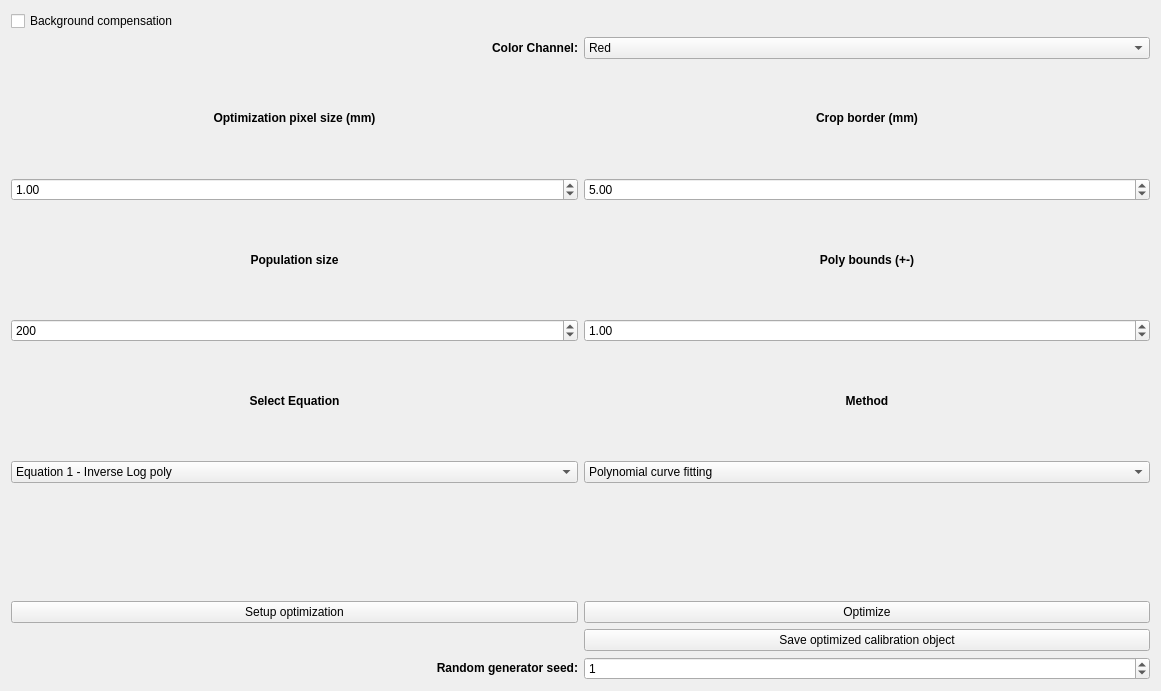
Above: pyplanscoring/qt_ui/evo_widget.ui from victorgabr/pps before the change. Below: the same form after it.
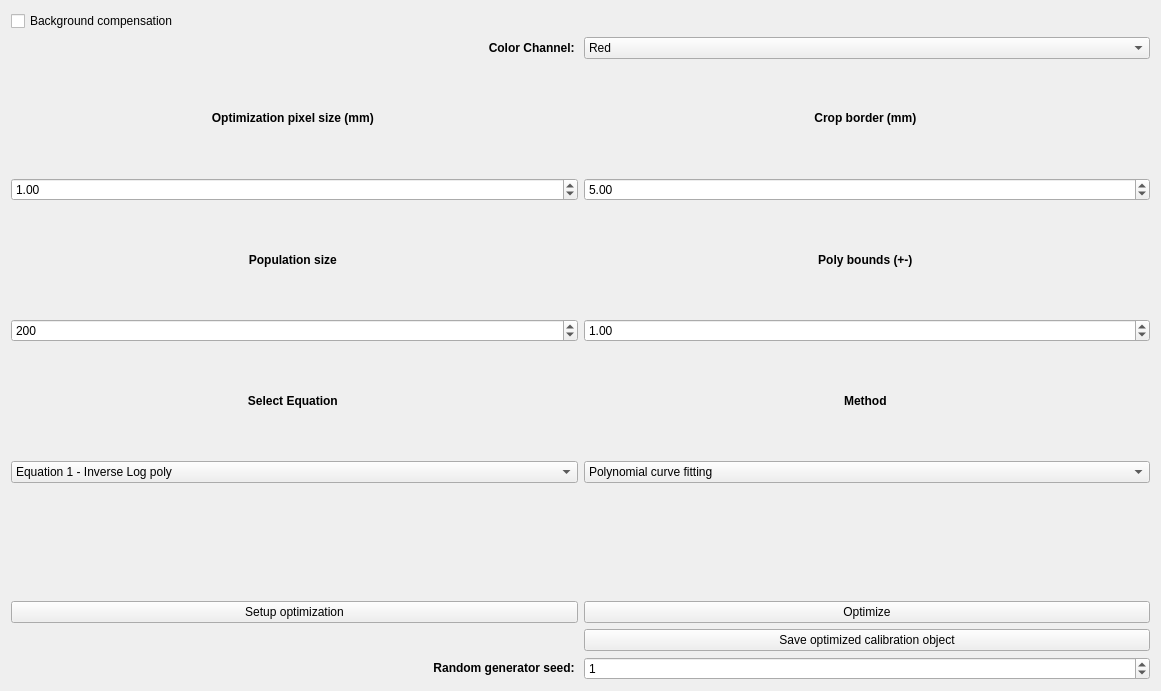
That is the form after the change.

The edit to the form file:
```diff
--- a/pyplanscoring/qt_ui/evo_widget.ui
+++ b/pyplanscoring/qt_ui/evo_widget.ui
@@ -36,7 +36,8 @@
                     <property name="text">
                         <string>&lt;html&gt;&lt;head/&gt;&lt;body&gt;&lt;p align=&quot;center&quot;&gt;&lt;span style=&quot;
                             font-weight:600;&quot;&gt;Population
-                            size&lt;/span&gt;&lt;/p&gt;&lt;/body&gt;&lt;/html&gt;</string>
+                            size&lt;/span&gt;&lt;/p&gt;&lt;/body&gt;&lt;/html&gt;
+                        </string>
                     </property>
                 </widget>
             </item>
@@ -54,7 +55,8 @@
                 <widget class="QLabel" name="label_2">
                     <property name="text">
                         <string>&lt;html&gt;&lt;head/&gt;&lt;body&gt;&lt;p align=&quot;center&quot;&gt;&lt;span style=&quot;
-                            font-weight:600;&quot;&gt;Optimization pixel size (mm)&lt;/span&gt;&lt;/p&gt;&lt;/body&gt;&lt;/html&gt;</string>
+                            font-weight:600;&quot;&gt;Optimization pixel size (mm)&lt;/span&gt;&lt;/p&gt;&lt;/body&gt;&lt;/html&gt;
+                        </string>
                     </property>
                 </widget>
             </item>
@@ -106,7 +108,8 @@
                     <property name="text">
                         <string>&lt;html&gt;&lt;head/&gt;&lt;body&gt;&lt;p align=&quot;right&quot;&gt;&lt;span style=&quot;
                             font-weight:600;&quot;&gt;Color
-                            Channel:&lt;/span&gt;&lt;/p&gt;&lt;/body&gt;&lt;/html&gt;</string>
+                            Channel:&lt;/span&gt;&lt;/p&gt;&lt;/body&gt;&lt;/html&gt;
+                        </string>
                     </property>
                 </widget>
             </item>
@@ -122,7 +125,8 @@
                     <property name="text">
                         <string>&lt;html&gt;&lt;head/&gt;&lt;body&gt;&lt;p align=&quot;center&quot;&gt;&lt;span style=&quot;
                             font-weight:600;&quot;&gt;Select
-                            Equation&lt;/span&gt;&lt;/p&gt;&lt;/body&gt;&lt;/html&gt;</string>
+                            Equation&lt;/span&gt;&lt;/p&gt;&lt;/body&gt;&lt;/html&gt;
+                        </string>
                     </property>
                 </widget>
             </item>
@@ -150,7 +154,8 @@
                     <property name="text">
                         <string>&lt;html&gt;&lt;head/&gt;&lt;body&gt;&lt;p align=&quot;center&quot;&gt;&lt;span style=&quot;
                             font-weight:600;&quot;&gt;Poly bounds
-                            (+-)&lt;/span&gt;&lt;/p&gt;&lt;/body&gt;&lt;/html&gt;</string>
+                            (+-)&lt;/span&gt;&lt;/p&gt;&lt;/body&gt;&lt;/html&gt;
+                        </string>
                     </property>
                 </widget>
             </item>
@@ -166,7 +171,8 @@
                     <property name="text">
                         <string>&lt;html&gt;&lt;head/&gt;&lt;body&gt;&lt;p align=&quot;center&quot;&gt;&lt;span style=&quot;
                             font-weight:600;&quot;&gt;Crop border
-                            (mm)&lt;/span&gt;&lt;/p&gt;&lt;/body&gt;&lt;/html&gt;</string>
+                            (mm)&lt;/span&gt;&lt;/p&gt;&lt;/body&gt;&lt;/html&gt;
+                        </string>
                     </property>
                 </widget>
             </item>
@@ -184,7 +190,8 @@
                 <widget class="QLabel" name="label_3">
                     <property name="text">
                         <string>&lt;html&gt;&lt;head/&gt;&lt;body&gt;&lt;p align=&quot;center&quot;&gt;&lt;span style=&quot;
-                            font-weight:600;&quot;&gt;Method&lt;/span&gt;&lt;/p&gt;&lt;/body&gt;&lt;/html&gt;</string>
+                            font-weight:600;&quot;&gt;Method&lt;/span&gt;&lt;/p&gt;&lt;/body&gt;&lt;/html&gt;
+                        </string>
                     </property>
                 </widget>
             </item>
@@ -199,7 +206,8 @@
                 <widget class="QLabel" name="label_7">
                     <property name="text">
                         <string>&lt;html&gt;&lt;head/&gt;&lt;body&gt;&lt;p align=&quot;right&quot;&gt;&lt;span style=&quot;
-                            font-weight:600;&quot;&gt;Random generator seed:&lt;/span&gt;&lt;/p&gt;&lt;/body&gt;&lt;/html&gt;</string>
+                            font-weight:600;&quot;&gt;Random generator seed:&lt;/span&gt;&lt;/p&gt;&lt;/body&gt;&lt;/html&gt;
+                        </string>
                     </property>
                 </widget>
             </item>
```
